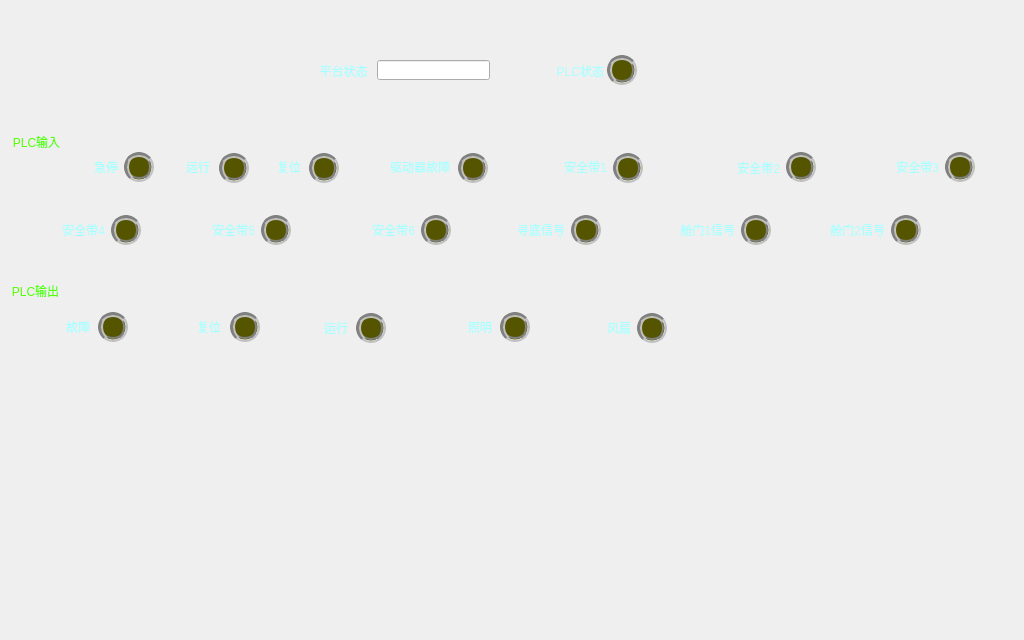
Above: motusaflatformstatus.ui from MT-REP/guizhouhuoxingche before the change. Below: the same form after it.
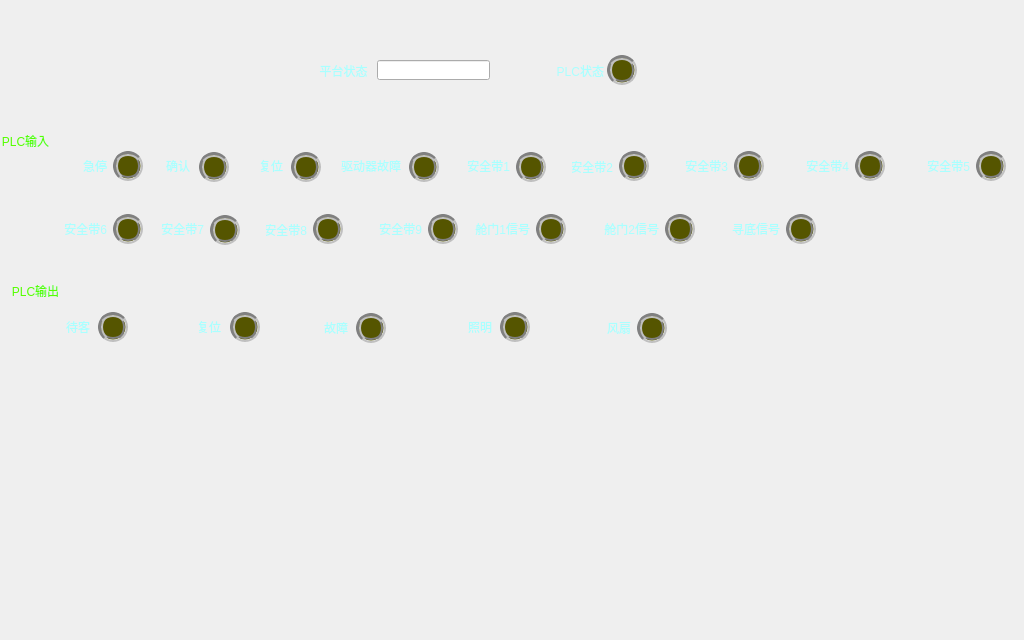
That is the form after the change. Icons and pictures are not drawn.

The edit to the form file:
```diff
--- a/motusaflatformstatus.ui
+++ b/motusaflatformstatus.ui
@@ -31,8 +31,8 @@
   <widget class="QGroupBox" name="PLCIGroupBox">
    <property name="geometry">
     <rect>
-     <x>11</x>
-     <y>131</y>
+     <x>0</x>
+     <y>130</y>
      <width>1011</width>
      <height>121</height>
     </rect>
@@ -73,7 +73,7 @@
    <widget class="QLabel" name="label_9">
     <property name="geometry">
      <rect>
-      <x>259</x>
+      <x>252</x>
       <y>25</y>
       <width>31</width>
       <height>21</height>
@@ -95,7 +95,7 @@
     </property>
     <property name="geometry">
      <rect>
-      <x>447</x>
+      <x>409</x>
       <y>22</y>
       <width>30</width>
       <height>30</height>
@@ -112,9 +112,9 @@
    <widget class="QLabel" name="label_12">
     <property name="geometry">
      <rect>
-      <x>515</x>
+      <x>459</x>
       <y>25</y>
-      <width>81</width>
+      <width>51</width>
       <height>21</height>
      </rect>
     </property>
@@ -131,7 +131,7 @@
    <widget class="QLabel" name="label_8">
     <property name="geometry">
      <rect>
-      <x>168</x>
+      <x>159</x>
       <y>25</y>
       <width>31</width>
       <height>21</height>
@@ -141,7 +141,7 @@
      <string notr="true">color: rgb(170, 255, 255);</string>
     </property>
     <property name="text">
-     <string>运行</string>
+     <string>确认</string>
     </property>
     <property name="alignment">
      <set>Qt::AlignRight|Qt::AlignTrailing|Qt::AlignVCenter</set>
@@ -153,7 +153,7 @@
     </property>
     <property name="geometry">
      <rect>
-      <x>298</x>
+      <x>291</x>
       <y>22</y>
       <width>30</width>
       <height>30</height>
@@ -173,7 +173,7 @@
     </property>
     <property name="geometry">
      <rect>
-      <x>602</x>
+      <x>516</x>
       <y>22</y>
       <width>30</width>
       <height>30</height>
@@ -209,9 +209,9 @@
    <widget class="QLabel" name="label_11">
     <property name="geometry">
      <rect>
-      <x>358</x>
+      <x>340</x>
       <y>25</y>
-      <width>81</width>
+      <width>61</width>
       <height>21</height>
      </rect>
     </property>
@@ -231,7 +231,7 @@
     </property>
     <property name="geometry">
      <rect>
-      <x>208</x>
+      <x>199</x>
       <y>22</y>
       <width>30</width>
       <height>30</height>
@@ -251,7 +251,7 @@
     </property>
     <property name="geometry">
      <rect>
-      <x>775</x>
+      <x>619</x>
       <y>21</y>
       <width>30</width>
       <height>30</height>
@@ -268,9 +268,9 @@
    <widget class="QLabel" name="label_18">
     <property name="geometry">
      <rect>
-      <x>688</x>
+      <x>572</x>
       <y>26</y>
-      <width>81</width>
+      <width>41</width>
       <height>21</height>
      </rect>
     </property>
@@ -290,8 +290,8 @@
     </property>
     <property name="geometry">
      <rect>
-      <x>100</x>
-      <y>84</y>
+      <x>855</x>
+      <y>21</y>
       <width>30</width>
       <height>30</height>
      </rect>
@@ -307,9 +307,9 @@
    <widget class="QLabel" name="label_19">
     <property name="geometry">
      <rect>
-      <x>13</x>
-      <y>88</y>
-      <width>81</width>
+      <x>798</x>
+      <y>25</y>
+      <width>51</width>
       <height>21</height>
      </rect>
     </property>
@@ -329,8 +329,8 @@
     </property>
     <property name="geometry">
      <rect>
-      <x>250</x>
-      <y>84</y>
+      <x>976</x>
+      <y>21</y>
       <width>30</width>
       <height>30</height>
      </rect>
@@ -346,9 +346,9 @@
    <widget class="QLabel" name="label_20">
     <property name="geometry">
      <rect>
-      <x>163</x>
-      <y>88</y>
-      <width>81</width>
+      <x>919</x>
+      <y>25</y>
+      <width>51</width>
       <height>21</height>
      </rect>
     </property>
@@ -368,7 +368,7 @@
     </property>
     <property name="geometry">
      <rect>
-      <x>410</x>
+      <x>113</x>
       <y>84</y>
       <width>30</width>
       <height>30</height>
@@ -385,9 +385,9 @@
    <widget class="QLabel" name="label_21">
     <property name="geometry">
      <rect>
-      <x>323</x>
+      <x>56</x>
       <y>88</y>
-      <width>81</width>
+      <width>51</width>
       <height>21</height>
      </rect>
     </property>
@@ -401,13 +401,13 @@
      <set>Qt::AlignRight|Qt::AlignTrailing|Qt::AlignVCenter</set>
     </property>
    </widget>
-   <widget class="QPushButton" name="pushButton11">
+   <widget class="QPushButton" name="pushButton16">
     <property name="enabled">
      <bool>false</bool>
     </property>
     <property name="geometry">
      <rect>
-      <x>560</x>
+      <x>786</x>
       <y>84</y>
       <width>30</width>
       <height>30</height>
@@ -424,9 +424,9 @@
    <widget class="QLabel" name="label_22">
     <property name="geometry">
      <rect>
-      <x>473</x>
+      <x>729</x>
       <y>88</y>
-      <width>81</width>
+      <width>51</width>
       <height>21</height>
      </rect>
     </property>
@@ -440,13 +440,13 @@
      <set>Qt::AlignRight|Qt::AlignTrailing|Qt::AlignVCenter</set>
     </property>
    </widget>
-   <widget class="QPushButton" name="pushButton12">
+   <widget class="QPushButton" name="pushButton14">
     <property name="enabled">
      <bool>false</bool>
     </property>
     <property name="geometry">
      <rect>
-      <x>730</x>
+      <x>536</x>
       <y>84</y>
       <width>30</width>
       <height>30</height>
@@ -463,9 +463,9 @@
    <widget class="QLabel" name="label_23">
     <property name="geometry">
      <rect>
-      <x>643</x>
+      <x>469</x>
       <y>88</y>
-      <width>81</width>
+      <width>61</width>
       <height>21</height>
      </rect>
     </property>
@@ -479,13 +479,13 @@
      <set>Qt::AlignRight|Qt::AlignTrailing|Qt::AlignVCenter</set>
     </property>
    </widget>
-   <widget class="QPushButton" name="pushButton13">
+   <widget class="QPushButton" name="pushButton15">
     <property name="enabled">
      <bool>false</bool>
     </property>
     <property name="geometry">
      <rect>
-      <x>880</x>
+      <x>665</x>
       <y>84</y>
       <width>30</width>
       <height>30</height>
@@ -502,9 +502,9 @@
    <widget class="QLabel" name="label_24">
     <property name="geometry">
      <rect>
-      <x>793</x>
+      <x>598</x>
       <y>88</y>
-      <width>81</width>
+      <width>61</width>
       <height>21</height>
      </rect>
     </property>
@@ -524,7 +524,7 @@
     </property>
     <property name="geometry">
      <rect>
-      <x>934</x>
+      <x>734</x>
       <y>21</y>
       <width>30</width>
       <height>30</height>
@@ -541,9 +541,9 @@
    <widget class="QLabel" name="label_25">
     <property name="geometry">
      <rect>
-      <x>847</x>
+      <x>677</x>
       <y>25</y>
-      <width>81</width>
+      <width>51</width>
       <height>21</height>
      </rect>
     </property>
@@ -557,6 +557,123 @@
      <set>Qt::AlignRight|Qt::AlignTrailing|Qt::AlignVCenter</set>
     </property>
    </widget>
+   <widget class="QPushButton" name="pushButton13">
+    <property name="enabled">
+     <bool>false</bool>
+    </property>
+    <property name="geometry">
+     <rect>
+      <x>428</x>
+      <y>84</y>
+      <width>30</width>
+      <height>30</height>
+     </rect>
+    </property>
+    <property name="styleSheet">
+     <string notr="true">border:5px groove gray;border-radius:15px;
+background-color: rgb(85, 85, 0);</string>
+    </property>
+    <property name="text">
+     <string/>
+    </property>
+   </widget>
+   <widget class="QLabel" name="label_26">
+    <property name="geometry">
+     <rect>
+      <x>266</x>
+      <y>89</y>
+      <width>41</width>
+      <height>21</height>
+     </rect>
+    </property>
+    <property name="styleSheet">
+     <string notr="true">color: rgb(170, 255, 255);</string>
+    </property>
+    <property name="text">
+     <string>安全带8</string>
+    </property>
+    <property name="alignment">
+     <set>Qt::AlignRight|Qt::AlignTrailing|Qt::AlignVCenter</set>
+    </property>
+   </widget>
+   <widget class="QLabel" name="label_27">
+    <property name="geometry">
+     <rect>
+      <x>153</x>
+      <y>88</y>
+      <width>51</width>
+      <height>21</height>
+     </rect>
+    </property>
+    <property name="styleSheet">
+     <string notr="true">color: rgb(170, 255, 255);</string>
+    </property>
+    <property name="text">
+     <string>安全带7</string>
+    </property>
+    <property name="alignment">
+     <set>Qt::AlignRight|Qt::AlignTrailing|Qt::AlignVCenter</set>
+    </property>
+   </widget>
+   <widget class="QPushButton" name="pushButton11">
+    <property name="enabled">
+     <bool>false</bool>
+    </property>
+    <property name="geometry">
+     <rect>
+      <x>210</x>
+      <y>85</y>
+      <width>30</width>
+      <height>30</height>
+     </rect>
+    </property>
+    <property name="styleSheet">
+     <string notr="true">border:5px groove gray;border-radius:15px;
+background-color: rgb(85, 85, 0);</string>
+    </property>
+    <property name="text">
+     <string/>
+    </property>
+   </widget>
+   <widget class="QPushButton" name="pushButton12">
+    <property name="enabled">
+     <bool>false</bool>
+    </property>
+    <property name="geometry">
+     <rect>
+      <x>313</x>
+      <y>84</y>
+      <width>30</width>
+      <height>30</height>
+     </rect>
+    </property>
+    <property name="styleSheet">
+     <string notr="true">border:5px groove gray;border-radius:15px;
+background-color: rgb(85, 85, 0);</string>
+    </property>
+    <property name="text">
+     <string/>
+    </property>
+   </widget>
+   <widget class="QLabel" name="label_28">
+    <property name="geometry">
+     <rect>
+      <x>371</x>
+      <y>88</y>
+      <width>51</width>
+      <height>21</height>
+     </rect>
+    </property>
+    <property name="styleSheet">
+     <string notr="true">color: rgb(170, 255, 255);</string>
+    </property>
+    <property name="text">
+     <string>安全带9</string>
+    </property>
+    <property name="alignment">
+     <set>Qt::AlignRight|Qt::AlignTrailing|Qt::AlignVCenter</set>
+    </property>
+   </widget>
   </widget>
   <widget class="QGroupBox" name="PLCOGroupBox">
    <property name="geometry">
@@ -611,13 +728,13 @@
      <string notr="true">color: rgb(170, 255, 255);</string>
     </property>
     <property name="text">
-     <string>运行</string>
+     <string>故障</string>
     </property>
     <property name="alignment">
      <set>Qt::AlignRight|Qt::AlignTrailing|Qt::AlignVCenter</set>
     </property>
    </widget>
-   <widget class="QPushButton" name="pushButton14">
+   <widget class="QPushButton" name="pushButton17">
     <property name="enabled">
      <bool>false</bool>
     </property>
@@ -638,7 +755,7 @@
      <string/>
     </property>
    </widget>
-   <widget class="QPushButton" name="pushButton16">
+   <widget class="QPushButton" name="pushButton19">
     <property name="enabled">
      <bool>false</bool>
     </property>
@@ -658,32 +775,32 @@
      <string/>
     </property>
    </widget>
-   <widget class="QPushButton" name="pushButton15">
-    <property name="enabled">
-     <bool>false</bool>
-    </property>
-    <property name="geometry">
-     <rect>
-      <x>220</x>
-      <y>32</y>
-      <width>30</width>
-      <height>30</height>
-     </rect>
-    </property>
-    <property name="styleSheet">
-     <string notr="true">border:5px groove gray;border-radius:15px;
-background-color: rgb(85, 85, 0);</string>
-    </property>
-    <property name="text">
-     <string/>
-    </property>
-   </widget>
    <widget class="QPushButton" name="pushButton18">
     <property name="enabled">
      <bool>false</bool>
     </property>
     <property name="geometry">
      <rect>
+      <x>220</x>
+      <y>32</y>
+      <width>30</width>
+      <height>30</height>
+     </rect>
+    </property>
+    <property name="styleSheet">
+     <string notr="true">border:5px groove gray;border-radius:15px;
+background-color: rgb(85, 85, 0);</string>
+    </property>
+    <property name="text">
+     <string/>
+    </property>
+   </widget>
+   <widget class="QPushButton" name="pushButton21">
+    <property name="enabled">
+     <bool>false</bool>
+    </property>
+    <property name="geometry">
+     <rect>
       <x>627</x>
       <y>33</y>
       <width>30</width>
@@ -711,7 +828,7 @@
      <string notr="true">color: rgb(170, 255, 255);</string>
     </property>
     <property name="text">
-     <string>故障</string>
+     <string>待客</string>
     </property>
     <property name="alignment">
      <set>Qt::AlignRight|Qt::AlignTrailing|Qt::AlignVCenter</set>
```
Left out of the diff: 2 changed lines with no effect on the pictures.
